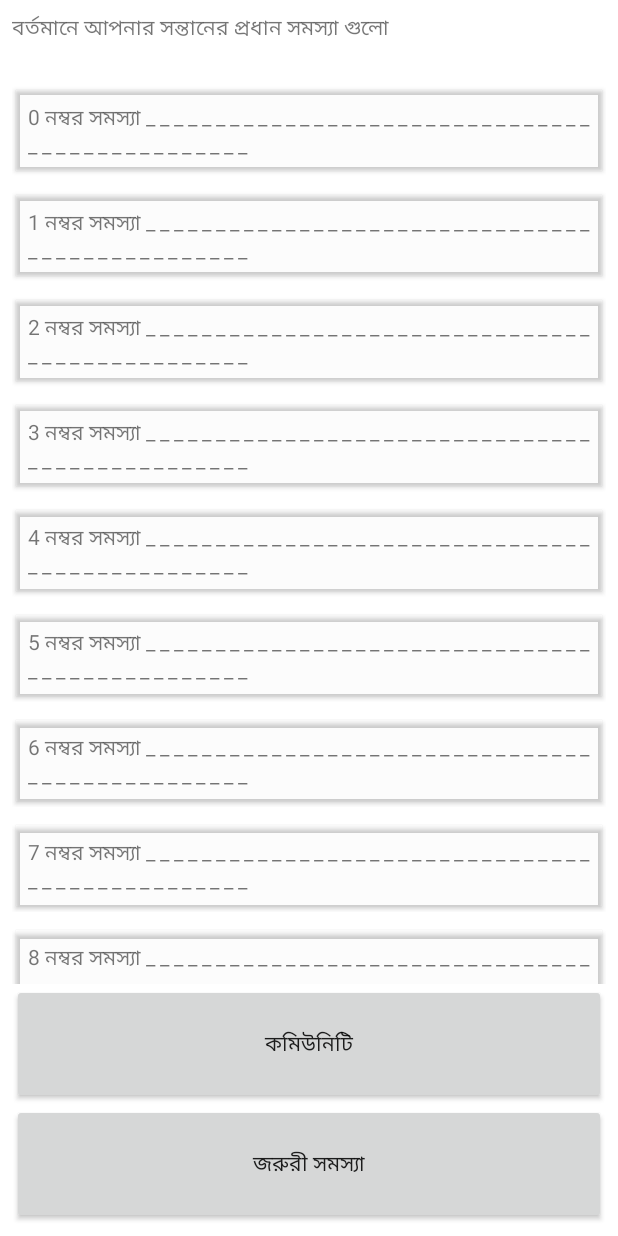
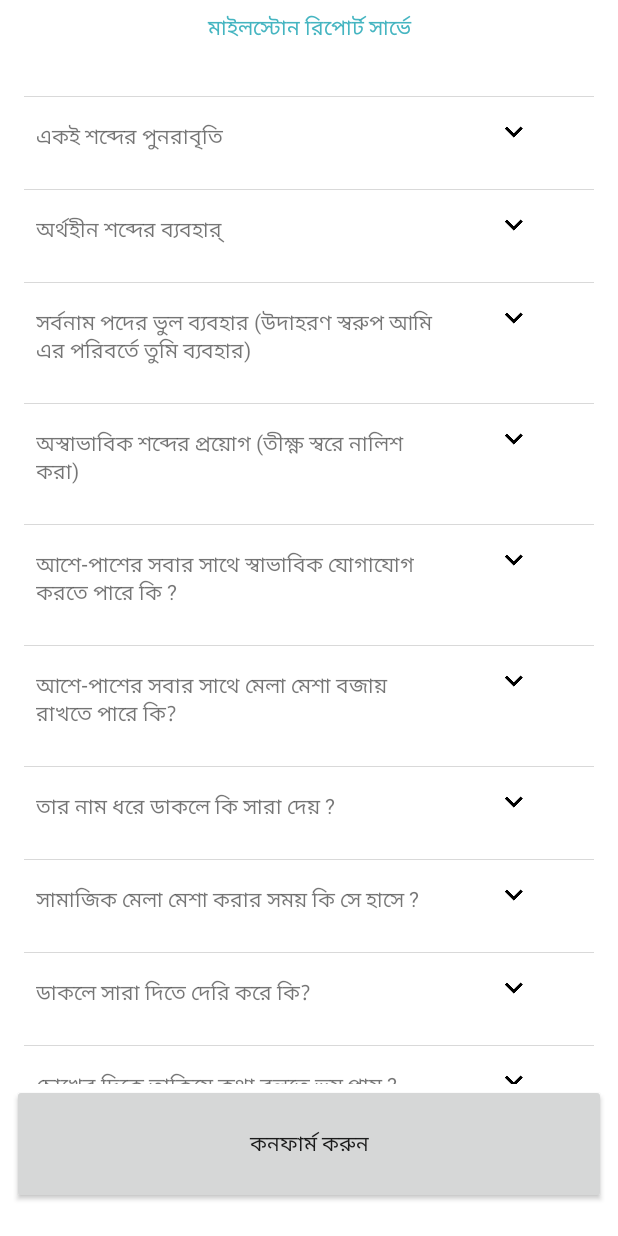
Before and after one commit to orions014/mDemoProject, an Android app: the fragment DetailsFragment shown on its own in the app's theme, on a phone screen of 412 x 824 dp. Run offline under Robolectric (Android 15) with nearby library versions, the light colour scheme and no system bars.

Commit message:
added border design

```diff
--- a/app/build.gradle
+++ b/app/build.gradle
@@ -37,4 +37,5 @@ dependencies {
 
 
 
+
 apply plugin: 'com.google.gms.google-services'
--- a/app/src/main/java/com/mcaredemo/mitu/mcaredemoproject/AdapterOfDetailsFragment.java
+++ b/app/src/main/java/com/mcaredemo/mitu/mcaredemoproject/AdapterOfDetailsFragment.java
@@ -32,13 +32,11 @@ public class AdapterOfDetailsFragment extends RecyclerView.Adapter<AdapterOfDeta
 
     public static class CustomViewHolder extends RecyclerView.ViewHolder {
         private TextView mNameTextView;
-        private CardView mCArdView;
 
 
         public CustomViewHolder(View view){
             super(view);
-            mNameTextView = (TextView) view.findViewById(R.id.problemTextView);
-            mCArdView = (CardView) view.findViewById(R.id.cardViewdetails);
+            mNameTextView = (TextView) view.findViewById(R.id.problemTextViewScore_11);
         }
 
 
@@ -53,29 +51,7 @@ public class AdapterOfDetailsFragment extends RecyclerView.Adapter<AdapterOfDeta
     @Override
     public void onBindViewHolder(CustomViewHolder holder, final int position) {
         holder.mNameTextView.setText(mDataSet.get(position));
-        holder.mCArdView.setOnClickListener(new View.OnClickListener() {
-            @Override
-            public void onClick(View v) {
-                Toast.makeText(mContext,mDataSet.get(position),Toast.LENGTH_SHORT).show();
 
-                Fragment fragment = new SpecificScoreFragment();
-                Bundle bundle = new Bundle();
-
-                bundle.putInt("positionOfProblem",position);
-                fragment.setArguments(bundle);
-//
-
-               // FragmentManager fragmentManager = getFragmentManager();
-                FragmentTransaction fragmentTransaction = ((MainActivity) mContext).getFragmentManager().beginTransaction();
-                fragmentTransaction.add(R.id.containerHome, fragment);
-                fragmentTransaction.addToBackStack(null);
-                fragmentTransaction.commit();
-
-
-
-
-            }
-        });
 
     }
 
--- a/app/src/main/java/com/mcaredemo/mitu/mcaredemoproject/AlarmFragment.java
+++ b/app/src/main/java/com/mcaredemo/mitu/mcaredemoproject/AlarmFragment.java
@@ -87,13 +87,17 @@ public class AlarmFragment extends Fragment {
             @Override
             public void onClick(View view) {
 
-                Fragment fragment = new NewSpecificScoreFragment();
+              /*  Fragment fragment = new NewSpecificScoreFragment();
+                FragmentTransaction fragmentTransaction = getActivity().getFragmentManager().beginTransaction();
+                fragmentTransaction.add(R.id.containerHome, fragment);
+                fragmentTransaction.addToBackStack(null);
+                fragmentTransaction.commit();*/
+
+                Fragment fragment = new DetailsFragment();
                 FragmentTransaction fragmentTransaction = getActivity().getFragmentManager().beginTransaction();
                 fragmentTransaction.add(R.id.containerHome, fragment);
                 fragmentTransaction.addToBackStack(null);
                 fragmentTransaction.commit();
-
-
 
 
             }
--- a/app/src/main/java/com/mcaredemo/mitu/mcaredemoproject/DetailsFragment.java
+++ b/app/src/main/java/com/mcaredemo/mitu/mcaredemoproject/DetailsFragment.java
@@ -14,7 +14,26 @@ import java.util.Arrays;
 public class DetailsFragment extends Fragment {
     private RecyclerView mRecyclerView;
     private RecyclerView.Adapter mAdapter;
-    private String[] mDataset = new String[20] ;
+
+
+    private String[] mDataset = {"একই শব্দের পুনরাবৃতি",
+            "অর্থহীন শব্দের ব্যবহার্‌ ",
+            "সর্বনাম পদের ভুল ব্যবহার (উদাহরণ স্বরুপ আমি এর পরিবর্তে তুমি ব্যবহার)",
+            "অস্বাভাবিক শব্দের প্রয়োগ (তীক্ষ্ণ স্বরে নালিশ করা)",
+            "আশে-পাশের সবার সাথে স্বাভাবিক যোগাযোগ করতে পারে কি ?",
+            "আশে-পাশের সবার সাথে মেলা মেশা বজায় রাখতে পারে কি?",
+            "তার নাম ধরে ডাকলে কি সারা দেয় ?",
+            "সামাজিক মেলা মেশা করার সময় কি সে হাসে ?",
+            "ডাকলে সারা দিতে দেরি করে কি?",
+            "চোখের দিকে তাকিয়ে কথা বলতে ভয় পায় ?",
+            "কাউকে অনুস্বরণ করতে ব্যর্থ অথবা কোনো কিছু এক জায়গা থেকে অন্য জায়গায় নিতে  ব্যর্থ",
+            "ব্যক্তিগত যত্নের রুটিন টি কি সে বুঝতে পারে ?",
+            "মেজাজ মর্জি কত দ্রুত পরিবর্তন হয়?",
+            "নিজেকে আহত করে (দিনে কত বারের মত)",
+            "নিজেকে কি মারাত্নক ভাবে আহত করে ?",
+            "হিংস্র ব্যবহার খুব বেশি কি ?",
+            "একটি জিনিসের কোন অংশটির উপর তার বেশি আগ্রহ (উদাহরণ স্বরুপ পুতুলের চোখ অথবা হাত)"
+    } ;
 
     public DetailsFragment() {
     }
@@ -25,9 +44,7 @@ public class DetailsFragment extends Fragment {
         // Inflate the layout for this fragment
         View view = inflater.inflate(R.layout.fragment_details, container, false);
 
-        for (int i = 0; i <20 ; i++) {
-            mDataset[i] = (i) + " নম্বর সমস্যা _ _ _ _ _ _ _ _ _ _ _ _ _ _ _ _ _ _ _ _ _ _ _ _ _ _ _ _ _ _ _ _ _ _ _ _ _ _ _ _ _ _ _ _ _ _ _ _";
-        }
+
 
         mRecyclerView = (RecyclerView) view.findViewById(R.id.homeRecycler);
         mRecyclerView.setLayoutManager(new LinearLayoutManager(getActivity()));
--- /dev/null
+++ b/app/src/main/java/com/mcaredemo/mitu/mcaredemoproject/MilestoneFragment.java
@@ -0,0 +1,29 @@
+package com.mcaredemo.mitu.mcaredemoproject;
+
+
+import android.os.Bundle;
+import android.support.v4.app.Fragment;
+import android.view.LayoutInflater;
+import android.view.View;
+import android.view.ViewGroup;
+
+
+/**
+ * A simple {@link Fragment} subclass.
+ */
+public class MilestoneFragment extends Fragment {
+
+
+    public MilestoneFragment() {
+        // Required empty public constructor
+    }
+
+
+    @Override
+    public View onCreateView(LayoutInflater inflater, ViewGroup container,
+                             Bundle savedInstanceState) {
+        // Inflate the layout for this fragment
+        return inflater.inflate(R.layout.fragment_milestone, container, false);
+    }
+
+}
--- a/app/src/main/res/layout/fragment_details.xml
+++ b/app/src/main/res/layout/fragment_details.xml
@@ -30,7 +30,9 @@
         android:layout_height="0dp"
         android:layout_weight=".3"
         android:layout_marginBottom="8dp"
-        android:text="@string/Title_of_home"
+        android:text="মাইলস্টোন রিপোর্ট সার্ভে"
+        android:textAlignment="center"
+        android:textColor="@color/bottomButton"
         app:layout_constraintBottom_toTopOf="@+id/homeRecycler"
         app:layout_constraintEnd_toEndOf="parent"
         app:layout_constraintStart_toStartOf="parent"
@@ -40,7 +42,7 @@
         android:id="@+id/homeRecycler"
         android:layout_width="match_parent"
         android:layout_height="0dp"
-        android:layout_weight="4.5"
+        android:layout_weight="5"
         app:layout_constraintStart_toStartOf="parent"
         app:layout_constraintEnd_toEndOf="parent"
         app:layout_constraintTop_toBottomOf="@+id/textViewtitle"
@@ -54,23 +56,13 @@
         android:layout_width="match_parent"
         android:layout_height="0dp"
         android:layout_weight=".6"
-        android:text="@string/community"
-        app:layout_constraintBottom_toTopOf="@+id/buttonemergency"
+        android:text="কনফার্ম করুন"
+        app:layout_constraintBottom_toBottomOf= "parent"
         app:layout_constraintEnd_toEndOf="parent"
         app:layout_constraintStart_toStartOf="parent"
         app:layout_constraintTop_toBottomOf="@+id/homeRecycler" />
 
-    <Button
-        android:id="@+id/buttonemergency"
-        android:layout_width="match_parent"
-        android:layout_height="0dp"
-        android:layout_weight=".6"
-        android:text="@string/emergency_button"
-        app:layout_constraintBottom_toBottomOf="parent"
-        app:layout_constraintEnd_toEndOf="parent"
-        app:layout_constraintStart_toStartOf="parent"
-        app:layout_constraintTop_toBottomOf="@+id/buttoncommunity"
-        />
+
 
     </LinearLayout>
 
--- /dev/null
+++ b/app/src/main/res/layout/fragment_milestone.xml
@@ -0,0 +1,13 @@
+<FrameLayout xmlns:android="http://schemas.android.com/apk/res/android"
+    xmlns:tools="http://schemas.android.com/tools"
+    android:layout_width="match_parent"
+    android:layout_height="match_parent"
+    tools:context="com.mcaredemo.mitu.mcaredemoproject.MilestoneFragment">
+
+    <!-- TODO: Update blank fragment layout -->
+    <TextView
+        android:layout_width="match_parent"
+        android:layout_height="match_parent"
+        android:text="@string/hello_blank_fragment" />
+
+</FrameLayout>
--- a/app/src/main/res/layout/main_list_layout.xml
+++ b/app/src/main/res/layout/main_list_layout.xml
@@ -1,29 +1,64 @@
 <?xml version="1.0" encoding="utf-8"?>
 <LinearLayout xmlns:android="http://schemas.android.com/apk/res/android"
     xmlns:app="http://schemas.android.com/apk/res-auto"
-    android:id="@+id/mainList"
+    android:id="@+id/scoreFragmentList_1"
     android:layout_width="match_parent"
     android:layout_height="wrap_content"
-    android:layout_marginBottom="8dp"
+    android:background="@color/backgroundColor"
+    android:padding="8dp"
     android:orientation="vertical">
 
+    <TextView
+        android:layout_width="match_parent"
+        android:layout_height=".4dp"
+        android:background="#26000000"
+        android:id="@+id/textviewwidthclor"
+        android:layout_marginBottom="8dp"
+        app:layout_constraintBottom_toTopOf="@+id/newalarmlist_layout"
+        app:layout_constraintEnd_toEndOf="parent"
+        app:layout_constraintStart_toStartOf="parent"
+        app:layout_constraintTop_toTopOf="parent" />
 
-    <android.support.v7.widget.CardView
-        android:id="@+id/cardViewdetails"
+
+    <LinearLayout
         android:layout_width="match_parent"
         android:layout_height="wrap_content"
-        app:cardCornerRadius="2dp"
-        app:cardUseCompatPadding="true"
-        app:cardElevation="2dp"
-        app:cardBackgroundColor="@color/cardview_shadow_end_color">
+        android:id="@+id/newalarmlist_layout"
+        android:weightSum="6"
+        android:orientation="horizontal"
+        android:layout_margin="4dp"
+        app:layout_constraintBottom_toBottomOf="parent"
+        app:layout_constraintEnd_toEndOf="parent"
+        app:layout_constraintStart_toStartOf="parent"
+        app:layout_constraintTop_toBottomOf="@+id/textviewwidthclor">
 
         <TextView
-            android:id="@+id/problemTextView"
-            android:layout_width="wrap_content"
+            android:id="@+id/problemTextViewScore_11"
+            android:layout_width="0dp"
             android:layout_height="wrap_content"
-            android:padding="8dp"
+            android:layout_weight="4.4"
             android:textAlignment="textStart"
+            android:gravity="start"
+            android:padding="4dp"
             android:text="TextView"
-             />
-    </android.support.v7.widget.CardView>
+            />
+
+        <ImageButton
+            android:id="@+id/spinnernumber_1"
+            android:layout_width="0dp"
+            android:layout_height="wrap_content"
+            android:layout_weight="1.6"
+            android:src="@drawable/ic_keyboard_arrow_down_black_24dp"
+            android:background="@color/backgroundColor"
+
+
+            />
+
+    </LinearLayout>
+
+
+
+
+
+
 </LinearLayout>
```
